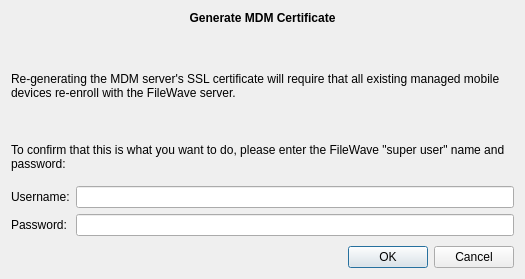
The window that FWAdminLib/GenerateCertificateWarningDlg.ui (fw-dev/translations) describes before a commit, drawn with Qt 5.
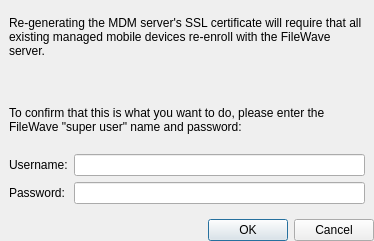
The same window after the commit.

Diff of the .ui file:
```diff
--- a/FWAdminLib/GenerateCertificateWarningDlg.ui
+++ b/FWAdminLib/GenerateCertificateWarningDlg.ui
@@ -6,8 +6,8 @@
    <rect>
     <x>0</x>
     <y>0</y>
-    <width>525</width>
-    <height>279</height>
+    <width>374</width>
+    <height>241</height>
    </rect>
   </property>
   <property name="sizePolicy">
@@ -17,31 +17,26 @@
    </sizepolicy>
   </property>
   <property name="windowTitle">
-   <string>Client Info</string>
-  </property>
-  <layout class="QVBoxLayout" name="verticalLayout">
-   <item>
-    <layout class="QHBoxLayout" name="horizontalLayout_3">
-     <item>
-      <widget class="QLabel" name="label_3">
-       <property name="font">
-        <font>
-         <weight>75</weight>
-         <bold>true</bold>
-        </font>
-       </property>
-       <property name="text">
         <string>Generate MDM Certificate</string>
        </property>
-       <property name="alignment">
-        <set>Qt::AlignHCenter|Qt::AlignTop</set>
-       </property>
-      </widget>
-     </item>
-    </layout>
-   </item>
+  <layout class="QVBoxLayout" name="verticalLayout" stretch="1,0">
+   <property name="spacing">
+    <number>0</number>
+   </property>
+   <property name="margin">
+    <number>0</number>
+   </property>
+   <item>
+    <widget class="QWidget" name="widget" native="true">
+     <layout class="QVBoxLayout" name="verticalLayout_2">
    <item>
     <widget class="QLabel" name="targetWarning">
+        <property name="minimumSize">
+         <size>
+          <width>350</width>
+          <height>0</height>
+         </size>
+        </property>
      <property name="text">
       <string>Re-generating the MDM server's SSL certificate will require that all existing managed mobile devices re-enroll with the FileWave server.</string>
      </property>
@@ -113,21 +108,18 @@
      </item>
     </layout>
    </item>
+     </layout>
+    </widget>
+   </item>
    <item>
+    <widget class="QWidget" name="widget1" native="true">
     <layout class="QHBoxLayout" name="horizontalLayout">
-     <item>
-      <spacer name="horizontalSpacer">
-       <property name="orientation">
-        <enum>Qt::Horizontal</enum>
-       </property>
-       <property name="sizeHint" stdset="0">
-        <size>
-         <width>40</width>
-         <height>20</height>
-        </size>
-       </property>
-      </spacer>
-     </item>
+      <property name="spacing">
+       <number>0</number>
+      </property>
+      <property name="margin">
+       <number>0</number>
+      </property>
      <item>
       <widget class="QDialogButtonBox" name="buttonBox">
        <property name="standardButtons">
@@ -136,6 +128,7 @@
       </widget>
      </item>
     </layout>
+    </widget>
    </item>
   </layout>
  </widget>
```
Left out of the diff: 4 changed lines with no effect on the pictures. Lines whose indentation alone changed are shown as unchanged.
